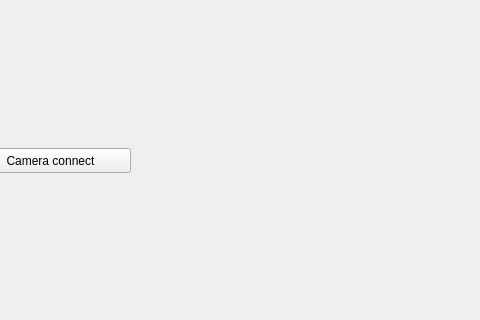
s-woon/PyQT5, file main.ui: the form before one commit; both pictures show x 160 to 640 and y 281 to 601 of the 800 by 682 pixel window.
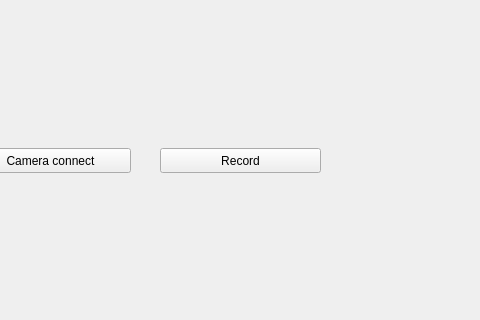
The form after the commit.

```diff
--- a/main.ui
+++ b/main.ui
@@ -20,7 +20,7 @@
       <x>0</x>
       <y>0</y>
       <width>801</width>
-      <height>571</height>
+      <height>641</height>
      </rect>
     </property>
     <property name="currentIndex">
@@ -53,6 +53,19 @@
        <string/>
       </property>
      </widget>
+     <widget class="QPushButton" name="camerabtn_2">
+      <property name="geometry">
+       <rect>
+        <x>320</x>
+        <y>410</y>
+        <width>161</width>
+        <height>25</height>
+       </rect>
+      </property>
+      <property name="text">
+       <string>Record</string>
+      </property>
+     </widget>
     </widget>
     <widget class="QWidget" name="page_2"/>
    </widget>
```
Left out of the diff: 31 changed lines with no effect on the pictures.
